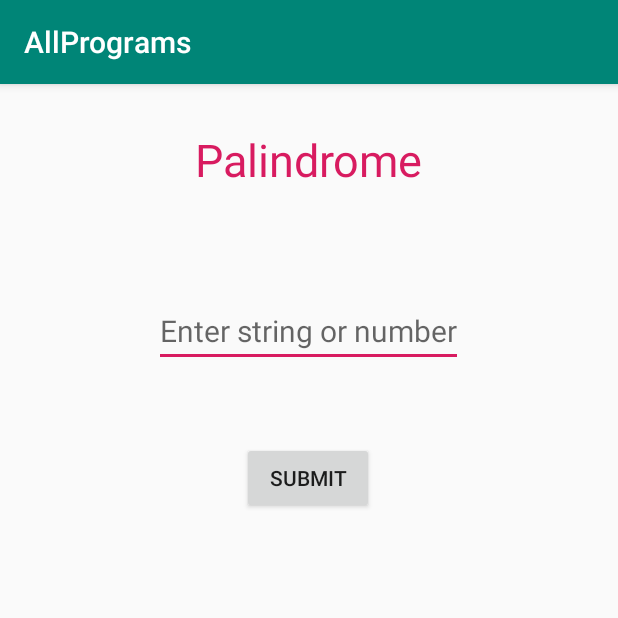
After one commit to bhushan-borole/MADTL, an Android app: the Palindrome screen opened directly, with no data from a screen before it, on a phone screen of 412 x 824 dp, the top half of it. The commit adds this screen. Run offline under Robolectric (Android 15) with nearby library versions, the phone set to English and light mode, and no system bars.

Commit message:
Added Chits 4, 13

```diff
--- a/Chits/Android/app/src/main/AndroidManifest.xml
+++ b/Chits/Android/app/src/main/AndroidManifest.xml
@@ -9,7 +9,8 @@
         android:roundIcon="@mipmap/ic_launcher_round"
         android:supportsRtl="true"
         android:theme="@style/AppTheme">
-        <activity android:name=".Prime"></activity>
+        <activity android:name=".Palindrome"></activity>
+        <activity android:name=".Prime" />
         <activity android:name=".Factorial" />
         <activity android:name=".MainActivity">
             <intent-filter>
--- /dev/null
+++ b/Chits/Android/app/src/main/java/com/example/allprograms/Palindrome.java
@@ -0,0 +1,57 @@
+package com.example.allprograms;
+
+import android.support.v7.app.AppCompatActivity;
+import android.os.Bundle;
+import android.view.View;
+import android.widget.Button;
+import android.widget.EditText;
+import android.widget.TextView;
+
+import java.util.ArrayList;
+import java.util.Arrays;
+import java.util.Collections;
+import java.util.List;
+import java.util.stream.Collector;
+
+public class Palindrome extends AppCompatActivity {
+
+    private Button submit;
+    private EditText inp;
+    private TextView op;
+
+    public static boolean checkPalindrome(String s){
+        List<Character> characters = new ArrayList<>();
+        for(int i=s.length()-1; i>=0; i--){
+            characters.add(s.charAt(i));
+        }
+
+        String rev = "";
+        for(Character c: characters)
+            rev += c;
+
+        if(rev.equals(s))
+            return true;
+        return false;
+    }
+
+    @Override
+    protected void onCreate(Bundle savedInstanceState) {
+        super.onCreate(savedInstanceState);
+        setContentView(R.layout.activity_palindrome);
+
+        submit = findViewById(R.id.submit_palin);
+        inp = findViewById(R.id.inp_palin);
+        op = findViewById(R.id.op_palin);
+
+        submit.setOnClickListener(new View.OnClickListener() {
+            @Override
+            public void onClick(View v) {
+                String s = inp.getText().toString().trim();
+                if(checkPalindrome(s))
+                    op.setText("Palindrome: True");
+                else
+                    op.setText("Palindrome: False");
+            }
+        });
+    }
+}
--- /dev/null
+++ b/Chits/Android/app/src/main/res/layout/activity_palindrome.xml
@@ -0,0 +1,52 @@
+<?xml version="1.0" encoding="utf-8"?>
+<LinearLayout xmlns:android="http://schemas.android.com/apk/res/android"
+    xmlns:app="http://schemas.android.com/apk/res-auto"
+    xmlns:tools="http://schemas.android.com/tools"
+    android:layout_width="match_parent"
+    android:layout_height="match_parent"
+    tools:context=".Palindrome"
+    android:orientation="vertical">
+
+    <TextView
+        android:layout_width="wrap_content"
+        android:layout_height="wrap_content"
+        android:text="Palindrome"
+        android:layout_marginBottom="70dp"
+        android:layout_marginTop="30dp"
+        android:layout_gravity="center"
+        android:textSize="30dp"
+        android:textColor="@color/colorAccent"/>
+
+    <LinearLayout
+        android:layout_width="wrap_content"
+        android:layout_height="wrap_content"
+        android:orientation="vertical"
+        android:layout_gravity="center">
+
+        <EditText
+            android:layout_width="wrap_content"
+            android:layout_height="wrap_content"
+            android:hint="Enter string or number"
+            android:textColor="@color/colorAccent"
+            android:textSize="20dp"
+            android:id="@+id/inp_palin"/>
+
+        <Button
+            android:layout_width="wrap_content"
+            android:layout_height="wrap_content"
+            android:text="Submit"
+            android:layout_marginTop="50dp"
+            android:layout_gravity="center"
+            android:id="@+id/submit_palin"/>
+        <TextView
+            android:layout_width="wrap_content"
+            android:layout_height="wrap_content"
+            android:layout_gravity="center"
+            android:layout_marginTop="50dp"
+            android:textColor="@color/colorAccent"
+            android:textSize="20dp"
+            android:id="@+id/op_palin"/>
+
+    </LinearLayout>
+
+</LinearLayout>
```
Also changed, not shown: Chits/Android/app/src/main/java/com/example/allprograms/MainActivity.java (+16 -0 lines).
